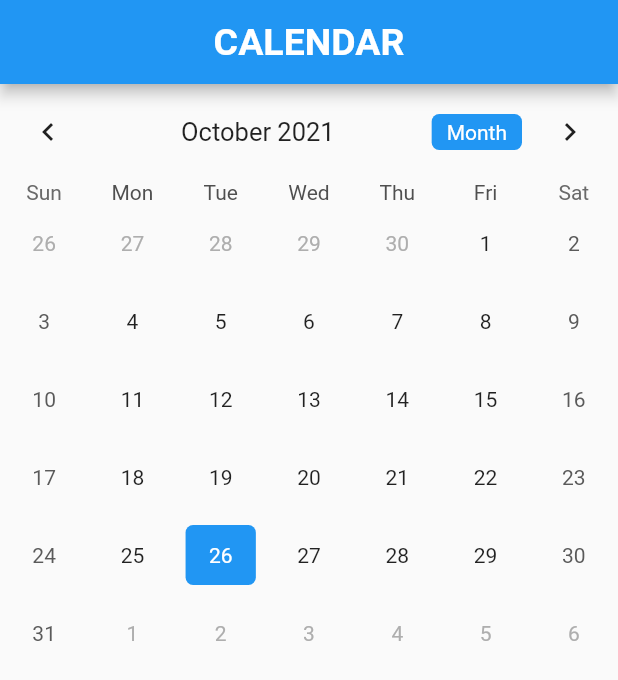
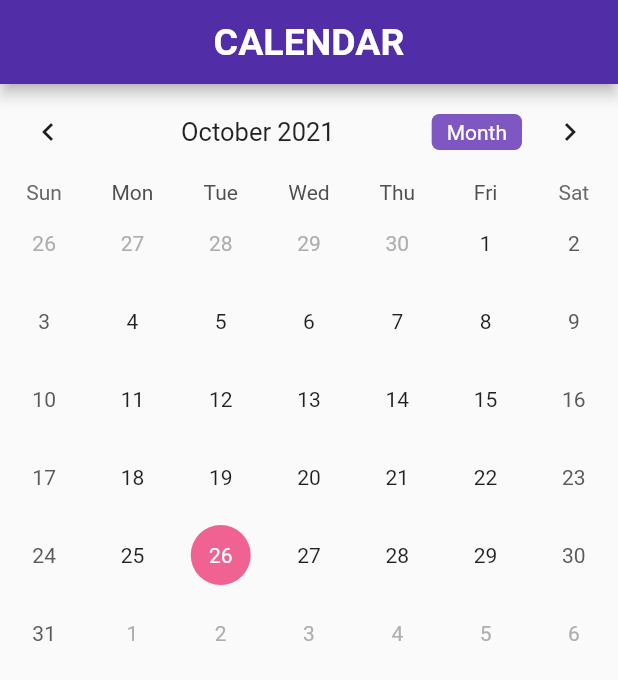
Before and after one commit to sanika30chandode/Noteit, a Flutter app: the screen it shows after launch, on a phone screen of 412 x 824 dp. Shown: the top 680 px of the screen. Run offline on Flutter 3.47's test engine with Material 2 defaults, Android fonts, the phone set to English and light mode, and no system bars; drawn by our look-alikes of table_calendar.

Commit message:
Error Resolved

```diff
--- a/noteit/lib/calendar.dart
+++ b/noteit/lib/calendar.dart
@@ -21,6 +21,7 @@ class _CalendarState extends State<Calendar> {
         title: Text("CALENDAR"),
         titleTextStyle: TextStyle(fontSize: 25, fontWeight: FontWeight.bold),
         centerTitle: true,
+        backgroundColor: Colors.deepPurple[700],
       ),
       body: TableCalendar(
         focusedDay: selectedDay,
@@ -47,15 +48,13 @@ class _CalendarState extends State<Calendar> {
         calendarStyle: CalendarStyle(
           isTodayHighlighted: true,
           selectedDecoration: BoxDecoration(
-            color: Colors.blue,
-            shape: BoxShape.rectangle,
-            borderRadius: BorderRadius.circular(5.0),
+            color: Colors.pink[300],
+            shape: BoxShape.circle,
           ),
           selectedTextStyle: TextStyle(color: Colors.white),
           todayDecoration: BoxDecoration(
-            color: Colors.purpleAccent,
-            shape: BoxShape.rectangle,
-            borderRadius: BorderRadius.circular(5.0),
+            color: Colors.deepPurple[400],
+            shape: BoxShape.circle,
           ),
         ),
         headerStyle: HeaderStyle(
@@ -63,7 +62,7 @@ class _CalendarState extends State<Calendar> {
           titleCentered: true,
           formatButtonShowsNext: false,
           formatButtonDecoration: BoxDecoration(
-            color: Colors.blue,
+            color: Colors.deepPurple[400],
             borderRadius: BorderRadius.circular(5.0),
           ),
           formatButtonTextStyle: TextStyle(
```
Also changed, not shown: noteit/lib/main.dart (+2 -20 lines).
